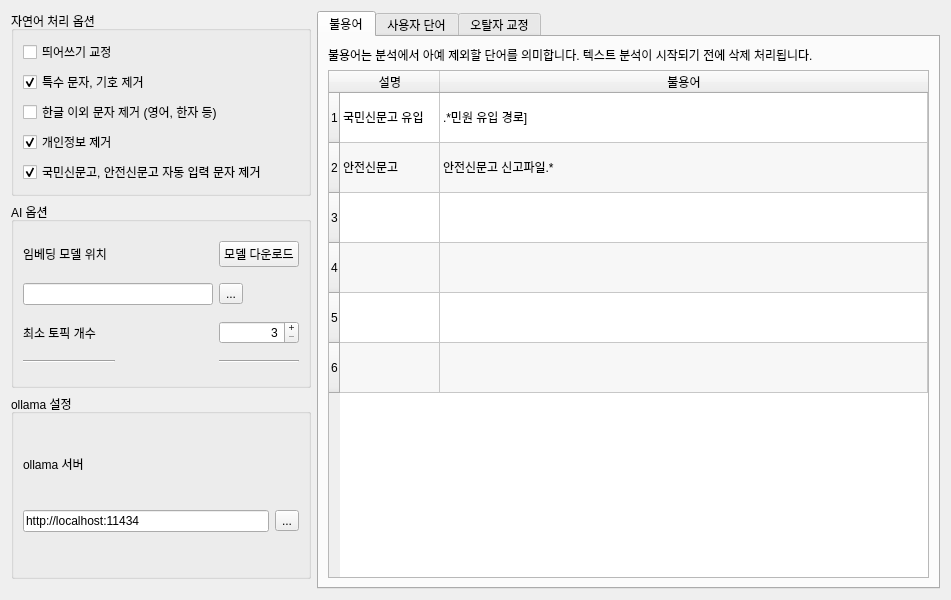
The window that src/ui/Dictionary.ui (suime/text_dash) describes before a commit, drawn with Qt 5.
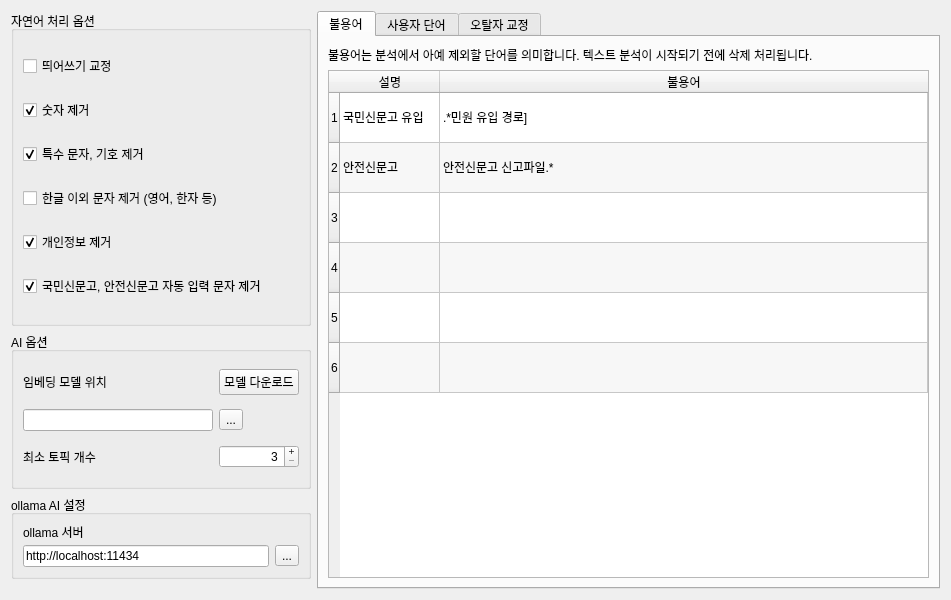
The same window after the commit. The open tabs and pages were chosen to show the change.

What changed in the file:
```diff
--- a/src/ui/Dictionary.ui
+++ b/src/ui/Dictionary.ui
@@ -27,7 +27,7 @@
   </property>
   <layout class="QHBoxLayout" name="horizontalLayout" stretch="0,1">
    <item>
-    <layout class="QVBoxLayout" name="verticalLayout_4" stretch="0,0,0">
+    <layout class="QVBoxLayout" name="verticalLayout_4" stretch="2,1,0">
      <property name="sizeConstraint">
       <enum>QLayout::SizeConstraint::SetDefaultConstraint</enum>
      </property>
@@ -52,42 +52,25 @@
         <string>자연어 처리 옵션</string>
        </property>
        <layout class="QGridLayout" name="gridLayout_2">
-        <item row="2" column="0">
-         <widget class="QCheckBox" name="checkBox_2">
-          <property name="text">
-           <string>한글 이외 문자 제거 (영어, 한자 등)</string>
-          </property>
-         </widget>
-        </item>
-        <item row="0" column="0">
-         <widget class="QCheckBox" name="checkBox_3">
-          <property name="text">
-           <string>띄어쓰기 교정</string>
-          </property>
-         </widget>
-        </item>
-        <item row="1" column="0">
-         <widget class="QCheckBox" name="checkBox">
-          <property name="text">
-           <string>특수 문자, 기호 제거</string>
-          </property>
-          <property name="checked">
-           <bool>true</bool>
-          </property>
-         </widget>
-        </item>
-        <item row="3" column="0">
-         <widget class="QCheckBox" name="checkBox_4">
-          <property name="text">
-           <string>개인정보 제거</string>
-          </property>
-          <property name="checked">
-           <bool>true</bool>
-          </property>
-         </widget>
-        </item>
         <item row="4" column="0">
-         <widget class="QCheckBox" name="checkBox_5">
+         <widget class="QCheckBox" name="opt_personal">
+          <property name="text">
+           <string>개인정보 제거</string>
+          </property>
+          <property name="checked">
+           <bool>true</bool>
+          </property>
+         </widget>
+        </item>
+        <item row="0" column="0">
+         <widget class="QCheckBox" name="opt_space">
+          <property name="text">
+           <string>띄어쓰기 교정</string>
+          </property>
+         </widget>
+        </item>
+        <item row="5" column="0">
+         <widget class="QCheckBox" name="opt_sinmungo">
           <property name="text">
            <string>국민신문고, 안전신문고 자동 입력 문자 제거</string>
           </property>
@@ -96,6 +79,36 @@
           </property>
          </widget>
         </item>
+        <item row="2" column="0">
+         <widget class="QCheckBox" name="opt_special">
+          <property name="text">
+           <string>특수 문자, 기호 제거</string>
+          </property>
+          <property name="checked">
+           <bool>true</bool>
+          </property>
+         </widget>
+        </item>
+        <item row="3" column="0">
+         <widget class="QCheckBox" name="opt_foriegn">
+          <property name="text">
+           <string>한글 이외 문자 제거 (영어, 한자 등)</string>
+          </property>
+         </widget>
+        </item>
+        <item row="1" column="0">
+         <widget class="QCheckBox" name="opt_num">
+          <property name="text">
+           <string>숫자 제거</string>
+          </property>
+          <property name="checked">
+           <bool>true</bool>
+          </property>
+          <property name="tristate">
+           <bool>false</bool>
+          </property>
+         </widget>
+        </item>
        </layout>
       </widget>
      </item>
@@ -111,16 +124,10 @@
         <string>AI 옵션</string>
        </property>
        <layout class="QGridLayout" name="gridLayout_4">
-        <item row="0" column="0">
-         <widget class="QLabel" name="label_4">
-          <property name="maximumSize">
-           <size>
-            <width>16777215</width>
-            <height>15</height>
-           </size>
-          </property>
+        <item row="0" column="2">
+         <widget class="QPushButton" name="pushButton_3">
           <property name="text">
-           <string>임베딩 모델 위치</string>
+           <string>모델 다운로드</string>
           </property>
          </widget>
         </item>
@@ -131,6 +138,19 @@
           </property>
          </widget>
         </item>
+        <item row="0" column="0">
+         <widget class="QLabel" name="label_4">
+          <property name="maximumSize">
+           <size>
+            <width>16777215</width>
+            <height>15</height>
+           </size>
+          </property>
+          <property name="text">
+           <string>임베딩 모델 위치</string>
+          </property>
+         </widget>
+        </item>
         <item row="2" column="2">
          <widget class="QSpinBox" name="spinBox">
           <property name="frame">
@@ -150,37 +170,16 @@
           </property>
          </widget>
         </item>
-        <item row="0" column="2">
-         <widget class="QPushButton" name="pushButton_3">
-          <property name="text">
-           <string>모델 다운로드</string>
-          </property>
-         </widget>
-        </item>
-        <item row="3" column="0">
-         <widget class="Line" name="line">
-          <property name="orientation">
-           <enum>Qt::Orientation::Horizontal</enum>
-          </property>
-         </widget>
-        </item>
-        <item row="1" column="2">
-         <widget class="QToolButton" name="toolButton_2">
-          <property name="text">
-           <string>...</string>
-          </property>
-         </widget>
-        </item>
-        <item row="3" column="2">
-         <widget class="Line" name="line_2">
-          <property name="orientation">
-           <enum>Qt::Orientation::Horizontal</enum>
-          </property>
-         </widget>
-        </item>
         <item row="1" column="0" colspan="2">
          <widget class="QLineEdit" name="lineEdit_2"/>
         </item>
+        <item row="1" column="2">
+         <widget class="QToolButton" name="toolButton_2">
+          <property name="text">
+           <string>...</string>
+          </property>
+         </widget>
+        </item>
        </layout>
       </widget>
      </item>
@@ -193,7 +192,7 @@
         </size>
        </property>
        <property name="title">
-        <string>ollama 설정</string>
+        <string>ollama AI 설정</string>
        </property>
        <layout class="QGridLayout" name="gridLayout_3">
         <item row="1" column="1">
@@ -251,7 +250,7 @@
         </size>
        </property>
        <property name="currentIndex">
-        <number>2</number>
+        <number>0</number>
        </property>
        <widget class="QWidget" name="tab">
         <attribute name="title">
```
